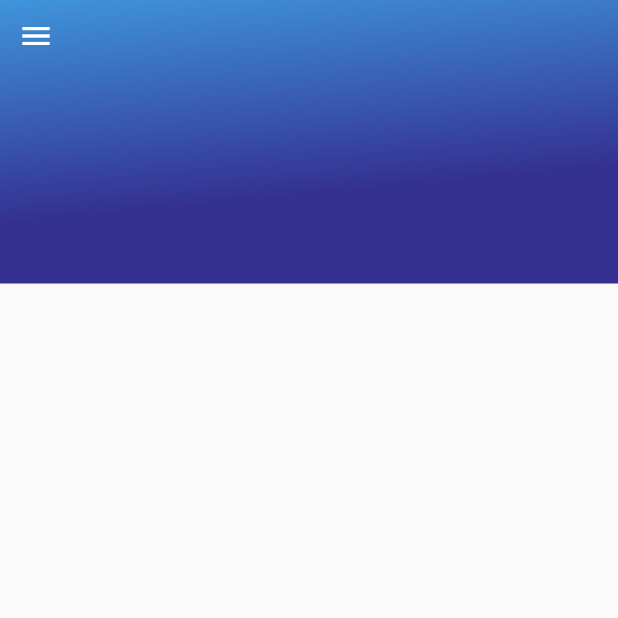
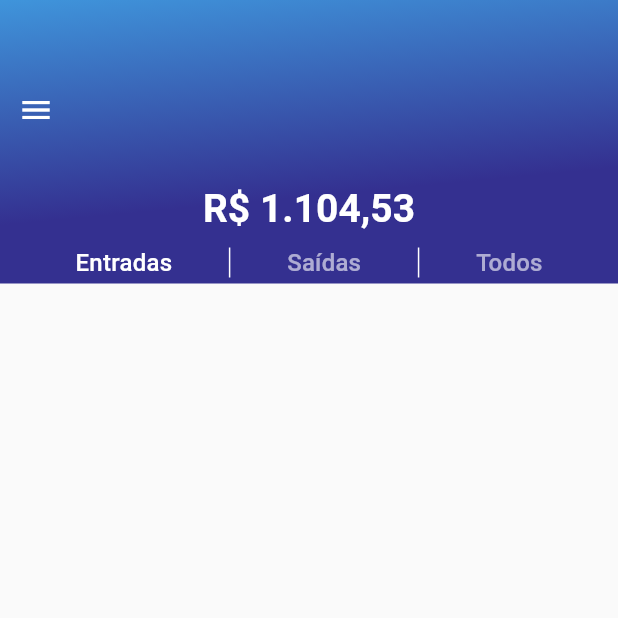
Before and after one commit to devguusta/RaroAcademy_Budget, a Flutter app: the InOutTransactionsPage screen opened directly, on a phone screen of 412 x 824 dp, the top half of it. Run offline on Flutter 3.47's test engine with Material 2 defaults, Android fonts, the phone set to English and light mode, and no system bars; our stand-ins replace connectivity, firebase_core; missing offline and left inert: animated_card; accounts and stored records are empty; project files that could hold a hidden picture were left out.

Commit message:
header appBar customizada

```diff
--- a/lib/modules/in-out-transactions-page/in_out_transactions_page.dart
+++ b/lib/modules/in-out-transactions-page/in_out_transactions_page.dart
@@ -2,6 +2,7 @@ import 'package:flutter/cupertino.dart';
 import 'package:flutter/material.dart';
 import 'package:raro_academy_budget/shared/widgets/drawer_widget.dart';
 import 'package:raro_academy_budget/util/constants/app_colors.dart';
+import 'package:raro_academy_budget/util/constants/app_text_styles.dart';
 
 class InOutTransactionsPage extends StatefulWidget {
   const InOutTransactionsPage({Key? key}) : super(key: key);
@@ -18,12 +19,11 @@ class _InOutTransactionsPageState extends State<InOutTransactionsPage> {
         drawerEnableOpenDragGesture: false,
         appBar: PreferredSize(
           preferredSize: Size.fromHeight(189),
-          child: SafeArea(
           child: Container(
-              decoration:
-                  BoxDecoration(gradient: AppColors.kblueGradientAppBar),
+            decoration: BoxDecoration(gradient: AppColors.kblueGradientAppBar),
             child: Column(
               children: [
+                SizedBox(height: 49),
                 Row(
                   children: [
                     Builder(
@@ -34,9 +34,57 @@ class _InOutTransactionsPageState extends State<InOutTransactionsPage> {
                                   Scaffold.of(context).openDrawer()),
                     ),
                   ],
+                ),
+                // SizedBox(
+                //   height: 21,
+                // ),
+                Padding(
+                  padding: const EdgeInsets.only(top: 27, bottom: 11),
+                  child: Text(
+                    'R\$ 1.104,53',
+                    style: AppTextStyles.kTextTrasanctionHeader,
+                  ),
+                ),
+                Container(
+                  padding: EdgeInsets.symmetric(horizontal: 20),
+                  // color: Colors.white,
+                  child: Row(
+                    mainAxisAlignment: MainAxisAlignment.spaceEvenly,
+                    children: [
+                      Text(
+                        "Entradas",
+                        style: AppTextStyles.kInputTextMedium
+                            .copyWith(color: Colors.white),
+                      ),
+                      Container(
+                        height: 20,
+                        child: VerticalDivider(
+                          thickness: 1,
+                          color: Colors.white,
+                        ),
+                      ),
+                      Text(
+                        "Saídas",
+                        style: AppTextStyles.kInputTextMedium.copyWith(
+                            color: Color.fromRGBO(255, 255, 255, 0.6)),
+                      ),
+                      Container(
+                        height: 20,
+                        child: VerticalDivider(
+                          thickness: 1,
+                          // width: 2,
+                          color: Colors.white,
+                        ),
+                      ),
+                      Text(
+                        "Todos",
+                        style: AppTextStyles.kInputTextMedium.copyWith(
+                            color: Color.fromRGBO(255, 255, 255, 0.6)),
+                      ),
+                    ],
+                  ),
                 )
               ],
-              ),
             ),
           ),
         ));
--- a/lib/util/constants/app_text_styles.dart
+++ b/lib/util/constants/app_text_styles.dart
@@ -188,4 +188,11 @@ class AppTextStyles {
       fontWeight: FontWeight.w400,
       letterSpacing: 0.15,
       fontSize: 14);
+
+  static const TextStyle kTextTrasanctionHeader = TextStyle(
+    color: AppColors.kWhite,
+    fontSize: 26,
+    fontWeight: FontWeight.w700,
+    fontFamily: "Roboto",
+  );
 }
```
Lines whose indentation alone changed are shown as unchanged.
